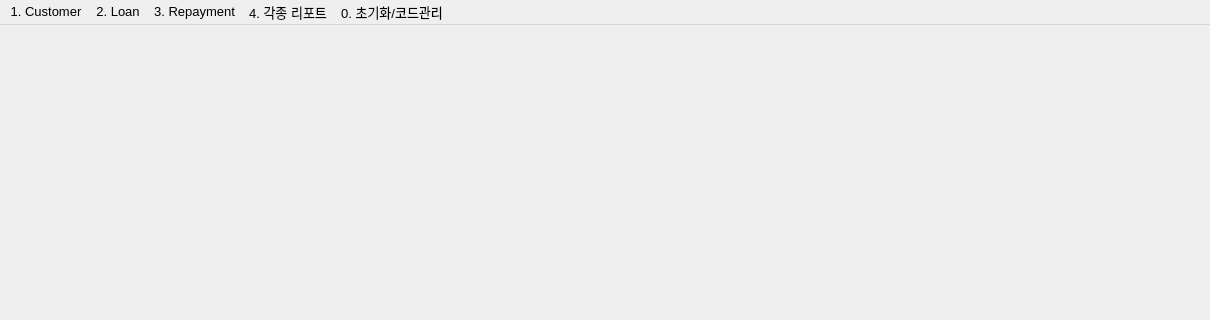
DY-Microfinance-Customer-Management/dymf-algorithm, file src/pages/main/home.ui: the form before one commit; both pictures show x 0 to 1210 and y 0 to 320 of the 1210 by 665 pixel window.
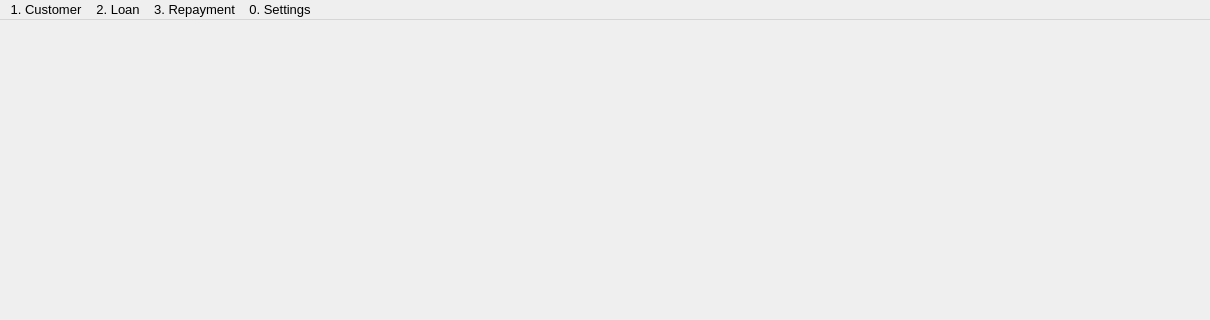
The form after the commit. Icons and pictures are not drawn.

Diff of the .ui file:
```diff
--- a/src/pages/main/home.ui
+++ b/src/pages/main/home.ui
@@ -20,7 +20,7 @@
      <x>0</x>
      <y>0</y>
      <width>1210</width>
-     <height>23</height>
+     <height>24</height>
     </rect>
    </property>
    <property name="font">
@@ -47,24 +47,9 @@
     </property>
     <addaction name="action_13"/>
    </widget>
-   <widget class="QMenu" name="menu4">
-    <property name="title">
-     <string>4. 각종 리포트</string>
-    </property>
-    <addaction name="action_15"/>
-    <addaction name="separator"/>
-    <addaction name="action_17"/>
-    <addaction name="separator"/>
-    <addaction name="action_18"/>
-    <addaction name="separator"/>
-    <addaction name="action_21"/>
-    <addaction name="action_22"/>
-    <addaction name="separator"/>
-    <addaction name="action_24"/>
-   </widget>
    <widget class="QMenu" name="menu0">
     <property name="title">
-     <string>0. 초기화/코드관리</string>
+     <string>0. Settings</string>
     </property>
     <addaction name="action_34"/>
     <addaction name="action_35"/>
@@ -95,7 +80,6 @@
    <addaction name="menu1"/>
    <addaction name="menu2"/>
    <addaction name="menu3"/>
-   <addaction name="menu4"/>
    <addaction name="menu0"/>
   </widget>
   <widget class="QStatusBar" name="statusbar"/>
```
Left out of the diff: 23 changed lines with no effect on the pictures.
